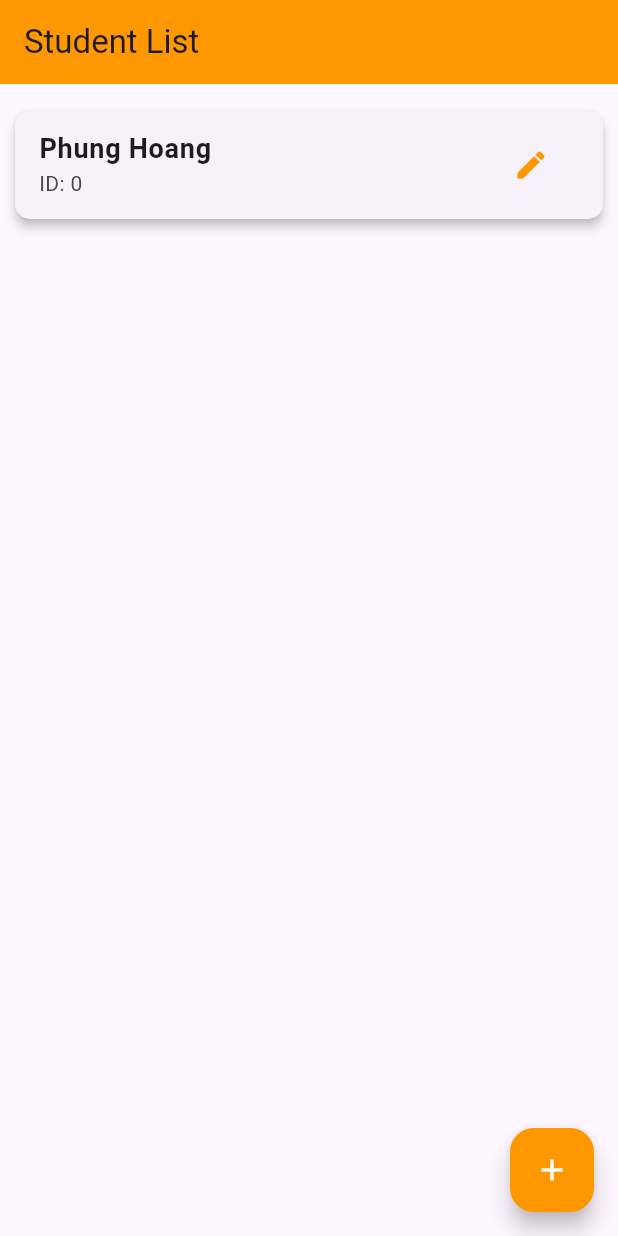
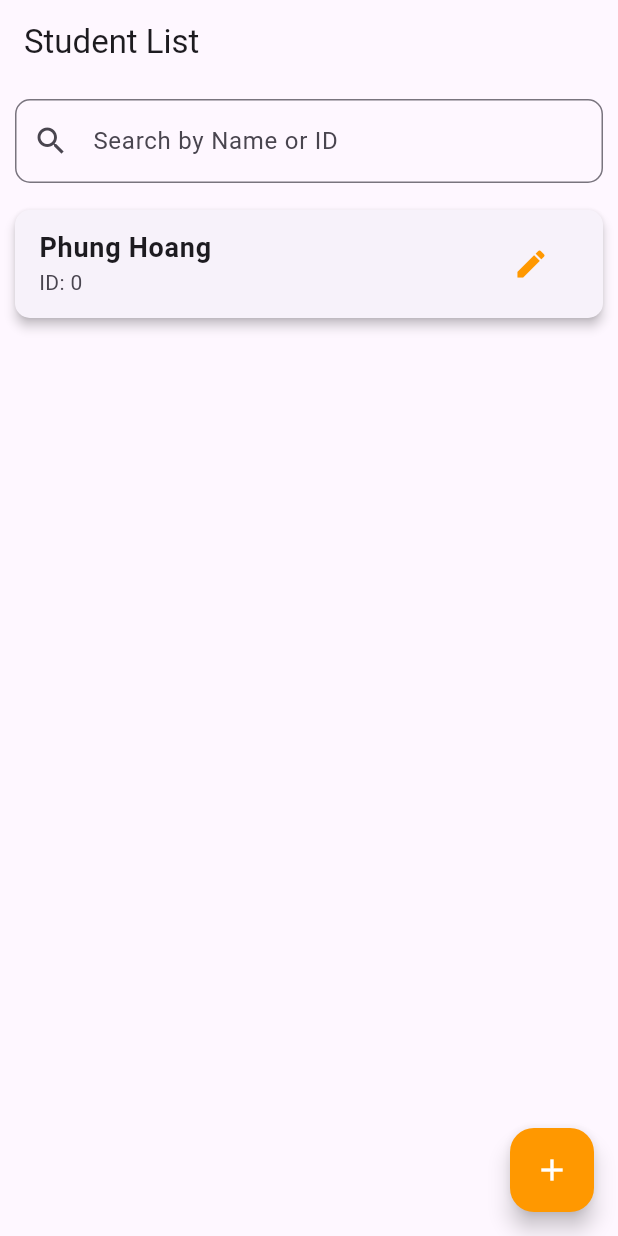
Before and after one commit to NguyenCuong32/SEM4_T2301E_IDP_Test, a Flutter app: the screen it shows after launch, on a phone screen of 412 x 824 dp. Run offline on Flutter 3.47's test engine with Material 3 defaults, Android fonts, the phone set to English and light mode, and no system bars.

Commit message:
them tinh nang search

```diff
--- a/lib/screens/student_list_screen.dart
+++ b/lib/screens/student_list_screen.dart
@@ -12,6 +12,8 @@ class StudentListScreen extends StatefulWidget {
 
 class _StudentListScreenState extends State<StudentListScreen> {
   List<Student> students = [];
+  List<Student> filteredStudents = [];
+  TextEditingController searchController = TextEditingController();
 
   @override
   void initState() {
@@ -21,16 +23,48 @@ class _StudentListScreenState extends State<StudentListScreen> {
 
   void fetchStudents() async {
     students = await StudentService().loadStudents();
+    filteredStudents = students; // Initially, display all students
     setState(() {});
+  }
+
+  void filterStudents(String query) {
+    List<Student> results = [];
+    if (query.isEmpty) {
+      results = students; // Show all students if the query is empty
+    } else {
+      results = students.where((student) {
+        final nameLower = student.name.toLowerCase();
+        final idLower = student.id.toLowerCase();
+        final searchLower = query.toLowerCase();
+        return nameLower.contains(searchLower) || idLower.contains(searchLower);
+      }).toList();
+    }
+    setState(() {
+      filteredStudents = results;
+    });
   }
 
   @override
   Widget build(BuildContext context) {
     return Scaffold(
-      appBar: AppBar(title: Text("Student List"), backgroundColor: Colors.orange),
-      body: ListView.builder(
+      appBar: AppBar(title: Text("Student List")),
+      body: Padding(
         padding: EdgeInsets.all(10.0),
-        itemCount: students.length,
+        child: Column(
+          children: [
+            TextField(
+              controller: searchController,
+              decoration: InputDecoration(
+                labelText: "Search by Name or ID",
+                prefixIcon: Icon(Icons.search),
+                border: OutlineInputBorder(borderRadius: BorderRadius.circular(10)),
+              ),
+              onChanged: (query) => filterStudents(query),
+            ),
+            SizedBox(height: 10),
+            Expanded(
+              child: ListView.builder(
+                itemCount: filteredStudents.length,
                 itemBuilder: (context, index) {
                   return Card(
                     margin: EdgeInsets.symmetric(vertical: 8.0),
@@ -38,15 +72,15 @@ class _StudentListScreenState extends State<StudentListScreen> {
                     elevation: 3,
                     child: ListTile(
                       title: Text(
-                students[index].name,
+                        filteredStudents[index].name,
                         style: TextStyle(fontSize: 18, fontWeight: FontWeight.w600),
                       ),
-              subtitle: Text("ID: ${students[index].id}"),
+                      subtitle: Text("ID: ${filteredStudents[index].id}"),
                       onTap: () {
                         Navigator.push(
                           context,
                           MaterialPageRoute(
-                    builder: (context) => StudentDetailScreen(student: students[index]),
+                            builder: (context) => StudentDetailScreen(student: filteredStudents[index]),
                           ),
                         );
                       },
@@ -56,12 +90,15 @@ class _StudentListScreenState extends State<StudentListScreen> {
                           Navigator.push(
                             context,
                             MaterialPageRoute(
-                      builder: (context) => EditStudentScreen(student: students[index]),
+                              builder: (context) => EditStudentScreen(student: filteredStudents[index]),
                             ),
                           ).then((updatedStudent) {
                             if (updatedStudent != null) {
                               setState(() {
-                        students[index] = updatedStudent;
+                                int originalIndex = students.indexWhere(
+                                        (student) => student.id == updatedStudent.id);
+                                students[originalIndex] = updatedStudent;
+                                filterStudents(searchController.text); // Update filtered list
                               });
                             }
                           });
@@ -70,6 +107,10 @@ class _StudentListScreenState extends State<StudentListScreen> {
                     ),
                   );
                 },
+              ),
+            ),
+          ],
+        ),
       ),
       floatingActionButton: FloatingActionButton(
         backgroundColor: Colors.orange,
@@ -84,6 +125,7 @@ class _StudentListScreenState extends State<StudentListScreen> {
             if (newStudent != null) {
               setState(() {
                 students.add(newStudent);
+                filterStudents(searchController.text); // Update filtered list
               });
             }
           });
```
Lines whose indentation alone changed are shown as unchanged.
